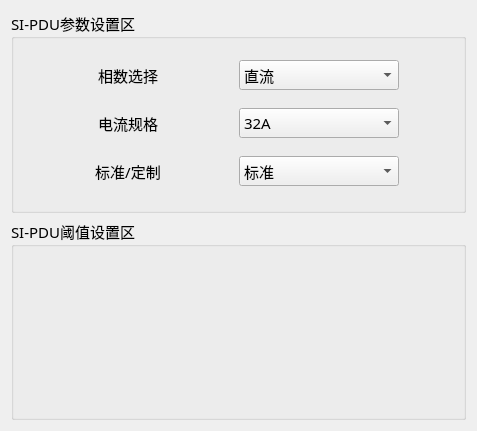
Qt form IP-DebugTool/setting/set_siwid.ui (ChinaClever/PDU-MonitorDebug) before a commit.
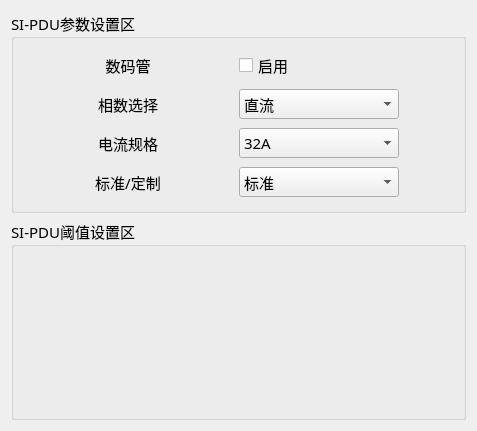
The same form after that commit.

Patch:
```diff
--- a/IP-DebugTool/setting/set_siwid.ui
+++ b/IP-DebugTool/setting/set_siwid.ui
@@ -26,33 +26,30 @@
       <string>SI-PDU参数设置区</string>
      </property>
      <layout class="QGridLayout" name="gridLayout">
-      <item row="2" column="1">
-       <widget class="QComboBox" name="sBox">
-        <property name="minimumSize">
-         <size>
-          <width>120</width>
-          <height>30</height>
-         </size>
-        </property>
-        <property name="maximumSize">
-         <size>
-          <width>160</width>
-          <height>16777215</height>
-         </size>
-        </property>
-        <item>
-         <property name="text">
-          <string>标准</string>
-         </property>
-        </item>
-        <item>
-         <property name="text">
-          <string>定制</string>
-         </property>
-        </item>
-       </widget>
-      </item>
       <item row="0" column="0">
+       <widget class="QLabel" name="label_10">
+        <property name="maximumSize">
+         <size>
+          <width>100</width>
+          <height>16777215</height>
+         </size>
+        </property>
+        <property name="text">
+         <string>数码管</string>
+        </property>
+        <property name="alignment">
+         <set>Qt::AlignCenter</set>
+        </property>
+       </widget>
+      </item>
+      <item row="0" column="1">
+       <widget class="QCheckBox" name="ledCheck">
+        <property name="text">
+         <string>启用</string>
+        </property>
+       </widget>
+      </item>
+      <item row="1" column="0">
        <widget class="QLabel" name="label_7">
         <property name="maximumSize">
          <size>
@@ -68,39 +65,7 @@
         </property>
        </widget>
       </item>
-      <item row="2" column="0">
-       <widget class="QLabel" name="label_8">
-        <property name="maximumSize">
-         <size>
-          <width>100</width>
-          <height>16777215</height>
-         </size>
-        </property>
-        <property name="text">
-         <string>标准/定制</string>
-        </property>
-        <property name="alignment">
-         <set>Qt::AlignCenter</set>
-        </property>
-       </widget>
-      </item>
-      <item row="1" column="0">
-       <widget class="QLabel" name="label_9">
-        <property name="maximumSize">
-         <size>
-          <width>100</width>
-          <height>16777215</height>
-         </size>
-        </property>
-        <property name="text">
-         <string>电流规格</string>
-        </property>
-        <property name="alignment">
-         <set>Qt::AlignCenter</set>
-        </property>
-       </widget>
-      </item>
-      <item row="0" column="1">
+      <item row="1" column="1">
        <widget class="QComboBox" name="lineBox">
         <property name="minimumSize">
          <size>
@@ -136,7 +101,23 @@
         </item>
        </widget>
       </item>
-      <item row="1" column="1">
+      <item row="2" column="0">
+       <widget class="QLabel" name="label_9">
+        <property name="maximumSize">
+         <size>
+          <width>100</width>
+          <height>16777215</height>
+         </size>
+        </property>
+        <property name="text">
+         <string>电流规格</string>
+        </property>
+        <property name="alignment">
+         <set>Qt::AlignCenter</set>
+        </property>
+       </widget>
+      </item>
+      <item row="2" column="1">
        <widget class="QComboBox" name="curBox">
         <property name="minimumSize">
          <size>
@@ -162,6 +143,48 @@
         </item>
        </widget>
       </item>
+      <item row="3" column="0">
+       <widget class="QLabel" name="label_8">
+        <property name="maximumSize">
+         <size>
+          <width>100</width>
+          <height>16777215</height>
+         </size>
+        </property>
+        <property name="text">
+         <string>标准/定制</string>
+        </property>
+        <property name="alignment">
+         <set>Qt::AlignCenter</set>
+        </property>
+       </widget>
+      </item>
+      <item row="3" column="1">
+       <widget class="QComboBox" name="sBox">
+        <property name="minimumSize">
+         <size>
+          <width>120</width>
+          <height>30</height>
+         </size>
+        </property>
+        <property name="maximumSize">
+         <size>
+          <width>160</width>
+          <height>16777215</height>
+         </size>
+        </property>
+        <item>
+         <property name="text">
+          <string>标准</string>
+         </property>
+        </item>
+        <item>
+         <property name="text">
+          <string>定制</string>
+         </property>
+        </item>
+       </widget>
+      </item>
      </layout>
     </widget>
    </item>
```
Left out of the diff: 4 changed lines with no effect on the pictures.
